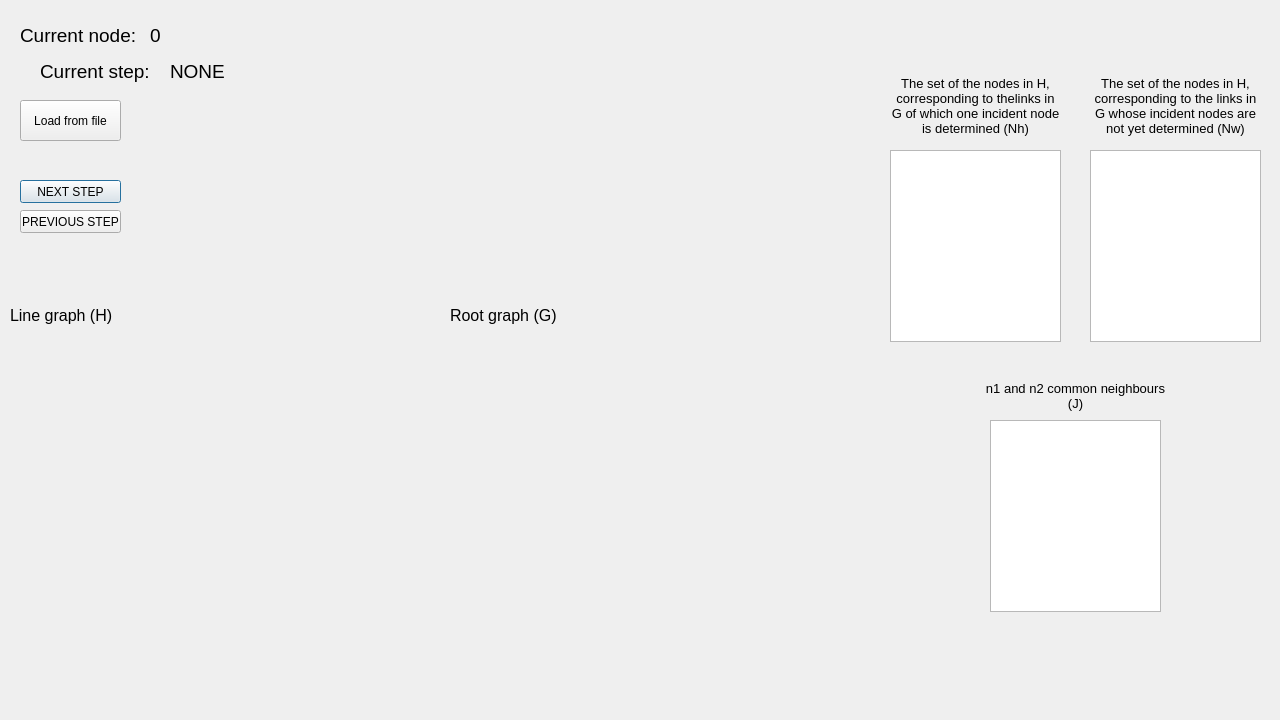
This is graphs/drawwindow.ui in kborkowska/line-graph as Qt 5 draws it before an edit. The edited form follows.
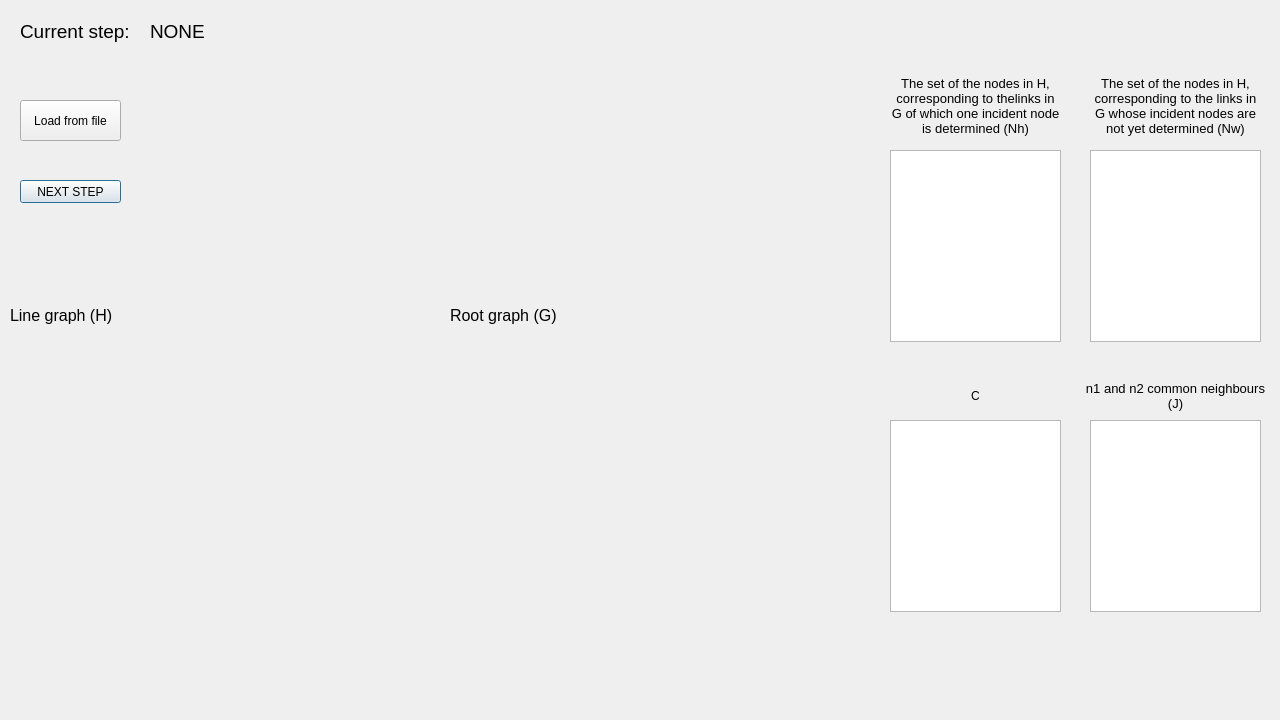
This is the edited form. Custom widgets are drawn as their Qt base class.

The edit to the form file:
```diff
--- a/graphs/drawwindow.ui
+++ b/graphs/drawwindow.ui
@@ -69,29 +69,11 @@
     <string>Root graph (G)</string>
    </property>
   </widget>
-  <widget class="QLabel" name="label_3">
-   <property name="geometry">
-    <rect>
-     <x>20</x>
-     <y>20</y>
-     <width>121</width>
-     <height>31</height>
-    </rect>
-   </property>
-   <property name="font">
-    <font>
-     <pointsize>14</pointsize>
-    </font>
-   </property>
-   <property name="text">
-    <string>Current node:</string>
-   </property>
-  </widget>
   <widget class="QLabel" name="label_4">
    <property name="geometry">
     <rect>
-     <x>40</x>
-     <y>60</y>
+     <x>20</x>
+     <y>20</y>
      <width>121</width>
      <height>31</height>
     </rect>
@@ -182,24 +164,6 @@
     </rect>
    </property>
   </widget>
-  <widget class="QLabel" name="currentNodeLabel">
-   <property name="geometry">
-    <rect>
-     <x>150</x>
-     <y>20</y>
-     <width>41</width>
-     <height>31</height>
-    </rect>
-   </property>
-   <property name="font">
-    <font>
-     <pointsize>14</pointsize>
-    </font>
-   </property>
-   <property name="text">
-    <string>0</string>
-   </property>
-  </widget>
   <widget class="QPushButton" name="nextStepButton">
    <property name="geometry">
     <rect>
@@ -213,24 +177,11 @@
     <string>NEXT STEP</string>
    </property>
   </widget>
-  <widget class="QPushButton" name="prevStepButton">
-   <property name="geometry">
-    <rect>
-     <x>20</x>
-     <y>210</y>
-     <width>101</width>
-     <height>23</height>
-    </rect>
-   </property>
-   <property name="text">
-    <string>PREVIOUS STEP</string>
-   </property>
-  </widget>
   <widget class="QLabel" name="stepLabel">
    <property name="geometry">
     <rect>
-     <x>170</x>
-     <y>60</y>
+     <x>150</x>
+     <y>20</y>
      <width>501</width>
      <height>231</height>
     </rect>
@@ -266,7 +217,7 @@
   <widget class="QLabel" name="label_7">
    <property name="geometry">
     <rect>
-     <x>980</x>
+     <x>1080</x>
      <y>380</y>
      <width>191</width>
      <height>31</height>
@@ -290,7 +241,33 @@
   <widget class="QListWidget" name="JList">
    <property name="geometry">
     <rect>
-     <x>990</x>
+     <x>1090</x>
+     <y>420</y>
+     <width>171</width>
+     <height>192</height>
+    </rect>
+   </property>
+  </widget>
+  <widget class="QLabel" name="label_3">
+   <property name="geometry">
+    <rect>
+     <x>890</x>
+     <y>380</y>
+     <width>171</width>
+     <height>31</height>
+    </rect>
+   </property>
+   <property name="text">
+    <string>C</string>
+   </property>
+   <property name="alignment">
+    <set>Qt::AlignCenter</set>
+   </property>
+  </widget>
+  <widget class="QListWidget" name="CList">
+   <property name="geometry">
+    <rect>
+     <x>890</x>
      <y>420</y>
      <width>171</width>
      <height>192</height>
```
